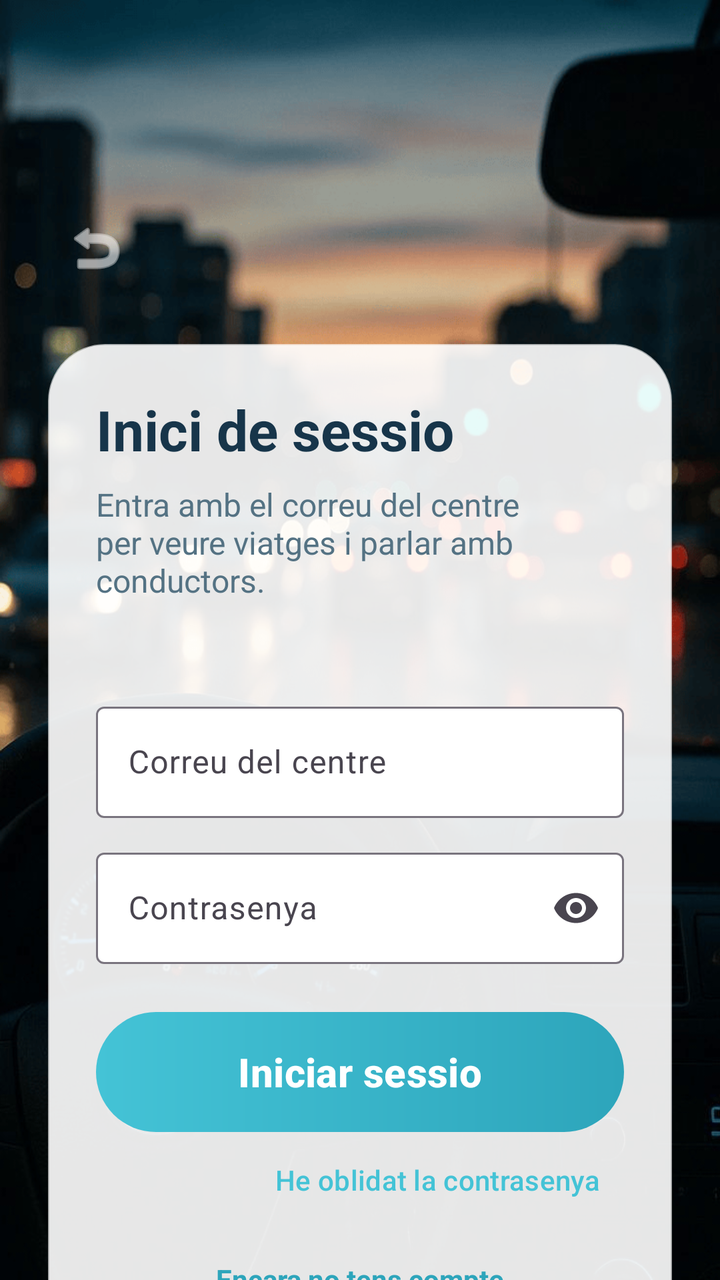
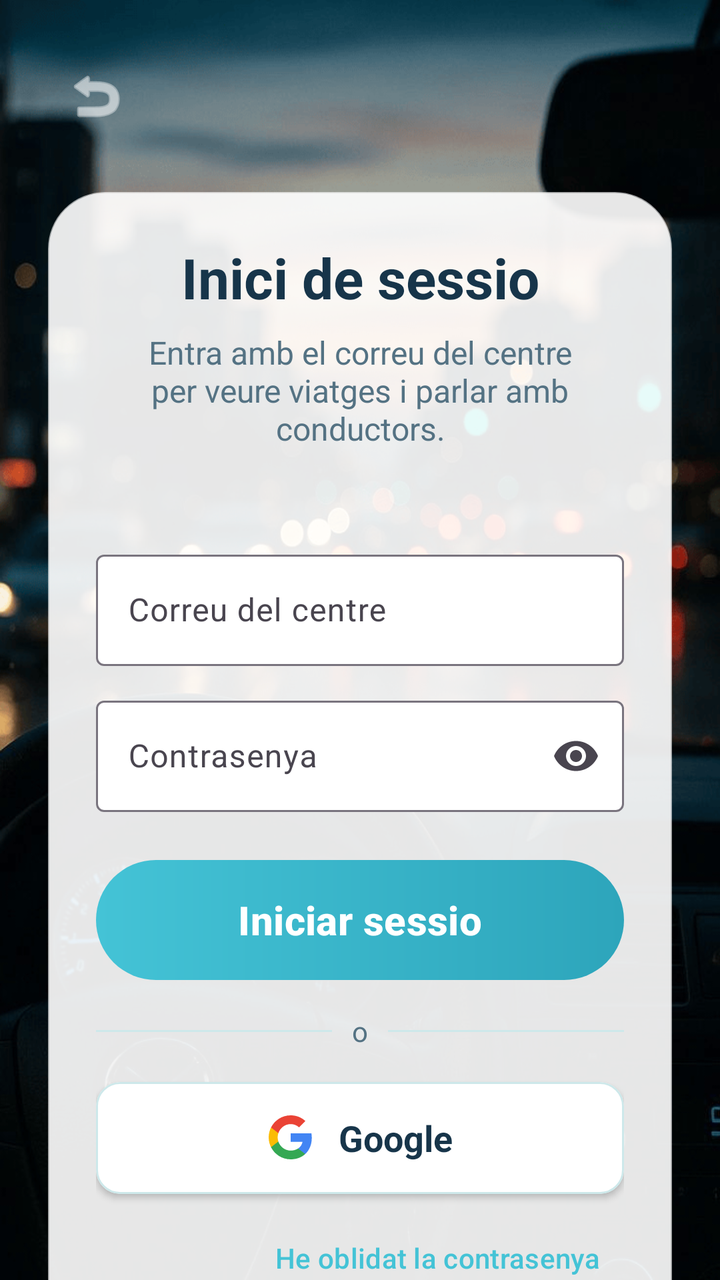

Before-and-after screenshots of an Android layout around one commit, followed by the original layout XML and the change that was made.
<!-- AndroidManifest.xml: application theme Theme.ViBaCar -->
<!-- res/layout/activity_inici_sessio.xml -->
<?xml version="1.0" encoding="utf-8"?>
<androidx.core.widget.NestedScrollView xmlns:android="http://schemas.android.com/apk/res/android"
    xmlns:app="http://schemas.android.com/apk/res-auto"
    android:layout_width="match_parent"
    android:layout_height="match_parent"
    android:background="@drawable/pantalla_benvinguda"
    android:fillViewport="true">

    <LinearLayout
        android:layout_width="match_parent"
        android:layout_height="wrap_content"
        android:orientation="vertical"
        android:paddingHorizontal="24dp"
        android:paddingTop="100dp"
        android:paddingBottom="24dp">

        <ImageButton
            android:id="@+id/botoEnrere"
            android:layout_width="48dp"
            android:layout_height="48dp"
            android:background="?attr/selectableItemBackgroundBorderless"
            android:contentDescription="@string/boto_enrere"
            android:padding="8dp"
            android:src="@android:drawable/ic_menu_revert"
            app:tint="@color/color_text_clar" />

        <LinearLayout
            android:layout_width="match_parent"
            android:layout_height="wrap_content"
            android:layout_marginTop="24dp"
            android:background="@drawable/fons_targeta"
            android:backgroundTint="#E6FFFFFF"
            android:elevation="12dp"
            android:orientation="vertical"
            android:padding="24dp">

            <TextView
                android:layout_width="match_parent"
                android:layout_height="wrap_content"
                android:text="@string/inici_titol"
                android:textColor="@color/color_text_principal"
                android:textSize="28sp"
                android:textStyle="bold" />

            <TextView
                android:layout_width="match_parent"
                android:layout_height="wrap_content"
                android:layout_marginTop="8dp"
                android:text="@string/inici_subtitol"
                android:textColor="@color/color_text_secundari"
                android:textSize="16sp" />

            <TextView
                android:id="@+id/txtMissatge"
                android:layout_width="match_parent"
                android:layout_height="wrap_content"
                android:layout_marginTop="14dp"
                android:textColor="@color/color_error" />

            <com.google.android.material.textfield.TextInputLayout
                style="@style/Widget.Material3.TextInputLayout.OutlinedBox"
                android:layout_width="match_parent"
                android:layout_height="wrap_content"
                android:layout_marginTop="14dp"
                android:hint="@string/etiqueta_correu"
                app:boxBackgroundColor="@color/color_text_clar"
                app:boxBackgroundMode="outline">

                <com.google.android.material.textfield.TextInputEditText
                    android:id="@+id/campCorreu"
                    android:layout_width="match_parent"
                    android:layout_height="wrap_content"
                    android:inputType="textEmailAddress" />
            </com.google.android.material.textfield.TextInputLayout>

            <com.google.android.material.textfield.TextInputLayout
                style="@style/Widget.Material3.TextInputLayout.OutlinedBox"
                android:layout_width="match_parent"
                android:layout_height="wrap_content"
                android:layout_marginTop="12dp"
                android:hint="@string/etiqueta_contrasenya"
                app:boxBackgroundColor="@color/color_text_clar"
                app:endIconMode="password_toggle">

                <com.google.android.material.textfield.TextInputEditText
                    android:id="@+id/campContrasenya"
                    android:layout_width="match_parent"
                    android:layout_height="wrap_content"
                    android:inputType="textPassword" />
            </com.google.android.material.textfield.TextInputLayout>

            <com.google.android.material.button.MaterialButton
                android:id="@+id/botoIniciarSessio"
                android:layout_width="match_parent"
                android:layout_height="60dp"
                android:layout_marginTop="24dp"
                android:background="@drawable/fons_boto_principal"
                android:text="@string/boto_iniciar_sessio"
                android:textColor="@color/color_text_clar"
                android:textSize="20sp"
                android:textStyle="bold"
                app:backgroundTint="@null" />

            <com.google.android.material.button.MaterialButton
                android:id="@+id/botoRecorda"
                style="@style/Widget.Material3.Button.TextButton"
                android:layout_width="wrap_content"
                android:layout_height="wrap_content"
                android:layout_gravity="end"
                android:text="@string/boto_he_oblidat" />

            <TextView
                android:id="@+id/txtVesCrearCompte"
                android:layout_width="match_parent"
                android:layout_height="wrap_content"
                android:layout_marginTop="16dp"
                android:gravity="center"
                android:text="@string/no_tens_compte"
                android:textColor="@color/color_principal_fosc"
                android:textStyle="bold" />
        </LinearLayout>
    </LinearLayout>
</androidx.core.widget.NestedScrollView>
<!-- resources referenced by this layout -->
<resources>
  <color name="color_error">#C74E4E</color>
  <color name="color_principal_fosc">#2DA5BB</color>
  <color name="color_text_clar">#FFFFFF</color>
  <color name="color_text_principal">#17354A</color>
  <color name="color_text_secundari">#547283</color>
  <!-- drawable fons_boto_principal (drawable) -->
  <?xml version="1.0" encoding="utf-8"?>
  <shape xmlns:android="http://schemas.android.com/apk/res/android">
      <gradient
          android:angle="0"
          android:endColor="@color/color_principal_fosc"
          android:startColor="@color/color_principal" />
      <corners android:radius="30dp" />
  </shape>
  <!-- drawable fons_targeta (drawable) -->
  <?xml version="1.0" encoding="utf-8"?>
  <shape xmlns:android="http://schemas.android.com/apk/res/android">
      <solid android:color="@color/color_targeta" />
      <corners android:radius="28dp" />
      <stroke
          android:width="1dp"
          android:color="#AAEDF4F4" />
  </shape>
  <!-- drawable pantalla_benvinguda: png bitmap (drawable, 237245 bytes) -->
  <string name="boto_enrere">Torna enrere</string>
  <string name="boto_he_oblidat">He oblidat la contrasenya</string>
  <string name="boto_iniciar_sessio">Iniciar sessio</string>
  <string name="etiqueta_contrasenya">Contrasenya</string>
  <string name="etiqueta_correu">Correu del centre</string>
  <string name="inici_subtitol">Entra amb el correu del centre per veure viatges i parlar amb conductors.</string>
  <string name="inici_titol">Inici de sessio</string>
  <string name="no_tens_compte">Encara no tens compte</string>
  <style name="Theme.ViBaCar" parent="Base.Theme.ViBaCar" />
  <color name="color_principal">#44C3D6</color>
  <color name="color_targeta">#FDFEFE</color>
  <style name="Base.Theme.ViBaCar" parent="Theme.Material3.Light.NoActionBar">
          <item name="colorPrimary">@color/color_principal</item>
          <item name="colorOnPrimary">@color/color_text_clar</item>
          <item name="colorSecondary">@color/color_secundari</item>
          <item name="android:statusBarColor">@android:color/transparent</item>
          <item name="android:navigationBarColor">@color/color_fons</item>
          <item name="android:windowLightStatusBar">true</item>
          <item name="android:windowBackground">@color/color_fons</item>
      </style>
  <color name="color_secundari">#78D6A2</color>
  <color name="color_fons">#EAF8F8</color>
</resources>

<!-- the commit's change to res/layout/activity_inici_sessio.xml (unified diff, before → after) -->
@@ -9,15 +9,17 @@
     <LinearLayout
         android:layout_width="match_parent"
         android:layout_height="wrap_content"
+        android:gravity="center_horizontal"
         android:orientation="vertical"
         android:paddingHorizontal="24dp"
-        android:paddingTop="100dp"
+        android:paddingTop="24dp"
         android:paddingBottom="24dp">
 
         <ImageButton
             android:id="@+id/botoEnrere"
             android:layout_width="48dp"
             android:layout_height="48dp"
+            android:layout_gravity="start"
             android:background="?attr/selectableItemBackgroundBorderless"
             android:contentDescription="@string/boto_enrere"
             android:padding="8dp"
@@ -31,12 +33,14 @@
             android:background="@drawable/fons_targeta"
             android:backgroundTint="#E6FFFFFF"
             android:elevation="12dp"
+            android:gravity="center_horizontal"
             android:orientation="vertical"
             android:padding="24dp">
 
             <TextView
                 android:layout_width="match_parent"
                 android:layout_height="wrap_content"
+                android:gravity="center_horizontal"
                 android:text="@string/inici_titol"
                 android:textColor="@color/color_text_principal"
                 android:textSize="28sp"
@@ -46,6 +50,7 @@
                 android:layout_width="match_parent"
                 android:layout_height="wrap_content"
                 android:layout_marginTop="8dp"
+                android:gravity="center_horizontal"
                 android:text="@string/inici_subtitol"
                 android:textColor="@color/color_text_secundari"
                 android:textSize="16sp" />
@@ -55,6 +60,7 @@
                 android:layout_width="match_parent"
                 android:layout_height="wrap_content"
                 android:layout_marginTop="14dp"
+                android:gravity="center_horizontal"
                 android:textColor="@color/color_error" />
 
             <com.google.android.material.textfield.TextInputLayout
@@ -101,12 +107,82 @@
                 android:textStyle="bold"
                 app:backgroundTint="@null" />
 
+            
+            <LinearLayout
+                android:layout_width="match_parent"
+                android:layout_height="wrap_content"
+                android:layout_marginTop="16dp"
+                android:gravity="center"
+                android:orientation="horizontal">
+
+                <View
+                    android:layout_width="0dp"
+                    android:layout_height="1dp"
+                    android:layout_weight="1"
+                    android:background="@color/color_linia" />
+
+                <TextView
+                    android:layout_width="wrap_content"
+                    android:layout_height="wrap_content"
+                    android:layout_marginHorizontal="10dp"
+                    android:text="o"
+                    android:textColor="@color/color_text_secundari" />
+
+                <View
+                    android:layout_width="0dp"
+                    android:layout_height="1dp"
+                    android:layout_weight="1"
+                    android:background="@color/color_linia" />
+            </LinearLayout>
+
+            
+            <com.google.android.material.card.MaterialCardView
+                android:id="@+id/botoGoogle"
+                android:layout_width="match_parent"
+                android:layout_height="56dp"
+                android:layout_marginTop="16dp"
+                android:clickable="true"
+                android:focusable="true"
+                app:cardBackgroundColor="@color/color_text_clar"
+                app:cardCornerRadius="12dp"
+                app:cardElevation="2dp"
+                app:strokeColor="@color/color_linia"
+                app:strokeWidth="1dp">
+
+                <LinearLayout
+                    android:layout_width="wrap_content"
+                    android:layout_height="wrap_content"
+                    android:layout_gravity="center"
+                    android:gravity="center"
+                    android:orientation="horizontal">
+
+                    <ImageView
+                        android:layout_width="24dp"
+                        android:layout_height="24dp"
+                        android:contentDescription="Google"
+                        android:src="@drawable/ic_google" />
+
+                    <Space
+                        android:layout_width="12dp"
+                        android:layout_height="1dp" />
+
+                    <TextView
+                        android:layout_width="wrap_content"
+                        android:layout_height="wrap_content"
+                        android:text="Google"
+                        android:textColor="@color/color_text_principal"
+                        android:textSize="18sp"
+                        android:textStyle="bold" />
+                </LinearLayout>
+            </com.google.android.material.card.MaterialCardView>
+
             <com.google.android.material.button.MaterialButton
                 android:id="@+id/botoRecorda"
                 style="@style/Widget.Material3.Button.TextButton"
                 android:layout_width="wrap_content"
                 android:layout_height="wrap_content"
                 android:layout_gravity="end"
+                android:layout_marginTop="8dp"
                 android:text="@string/boto_he_oblidat" />
 
             <TextView
<!-- resource entries referenced after the edit -->
@@ -1,6 +1,7 @@
 <!-- resources referenced by this layout -->
 <resources>
   <color name="color_error">#C74E4E</color>
+  <color name="color_linia">#CDE8EA</color>
   <color name="color_principal_fosc">#2DA5BB</color>
   <color name="color_text_clar">#FFFFFF</color>
   <color name="color_text_principal">#17354A</color>
@@ -23,6 +24,25 @@
           android:width="1dp"
           android:color="#AAEDF4F4" />
   </shape>
+  <!-- drawable ic_google (drawable) -->
+  <vector xmlns:android="http://schemas.android.com/apk/res/android"
+      android:width="24dp"
+      android:height="24dp"
+      android:viewportWidth="24"
+      android:viewportHeight="24">
+      <path
+          android:fillColor="#4285F4"
+          android:pathData="M22.56,12.25c0,-0.79 -0.07,-1.54 -0.19,-2.27h-10.37v4.3h5.92c-0.26,1.37 -1.04,2.53 -2.21,3.31v2.77h3.57c2.08,-1.92 3.28,-4.74 3.28,-8.11z" />
+      <path
+          android:fillColor="#34A853"
+          android:pathData="M12,23c2.97,0 5.46,-0.98 7.28,-2.66l-3.57,-2.77c-0.99,0.66 -2.25,1.06 -3.71,1.06 -2.86,0 -5.29,-1.93 -6.16,-4.53H2.18v2.84C3.99,20.53 7.7,23 12,23z" />
+      <path
+          android:fillColor="#FBBC05"
+          android:pathData="M5.84,14.09c-0.22,-0.66 -0.35,-1.36 -0.35,-2.09s0.13,-1.43 0.35,-2.09V7.07H2.18C1.43,8.55 1,10.22 1,12s0.43,3.45 1.18,4.93l3.66,-2.84z" />
+      <path
+          android:fillColor="#EA4335"
+          android:pathData="M12,5.38c1.62,0 3.06,0.56 4.21,1.64l3.15,-3.15C17.45,2.09 14.97,1 12,1 7.7,1 3.99,3.47 2.18,7.07l3.66,2.84c0.87,-2.6 3.3,-4.53 6.16,-4.53z" />
+  </vector>
   <!-- drawable pantalla_benvinguda: png bitmap (drawable, 237245 bytes) -->
   <string name="boto_enrere">Torna enrere</string>
   <string name="boto_he_oblidat">He oblidat la contrasenya</string>
